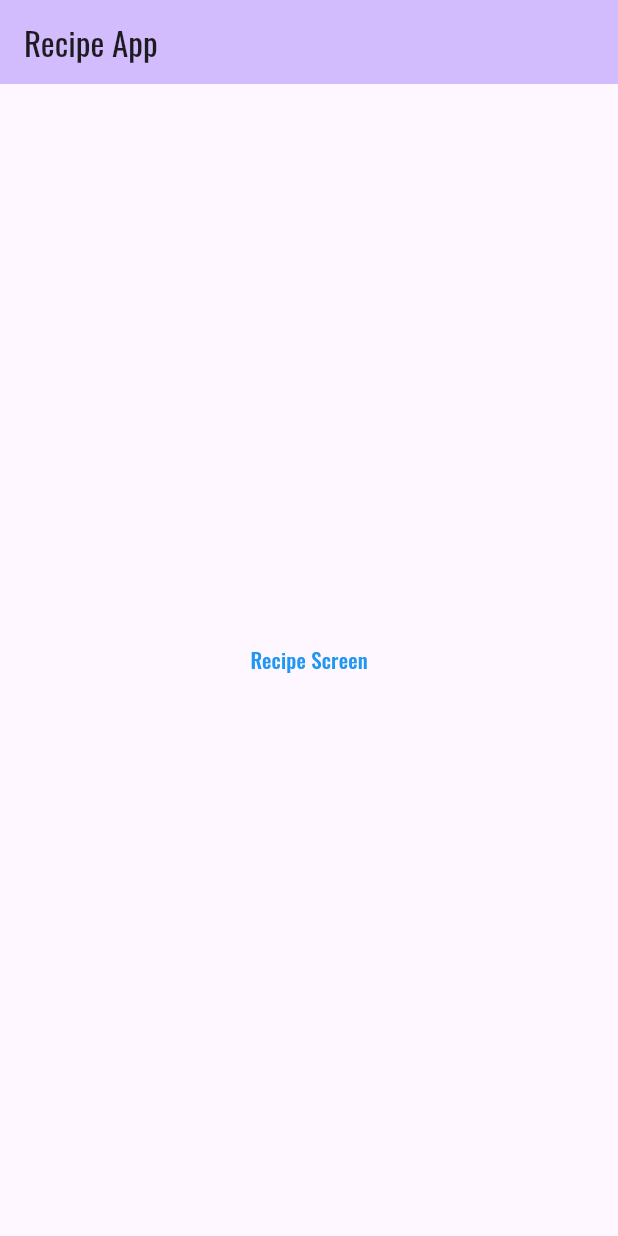
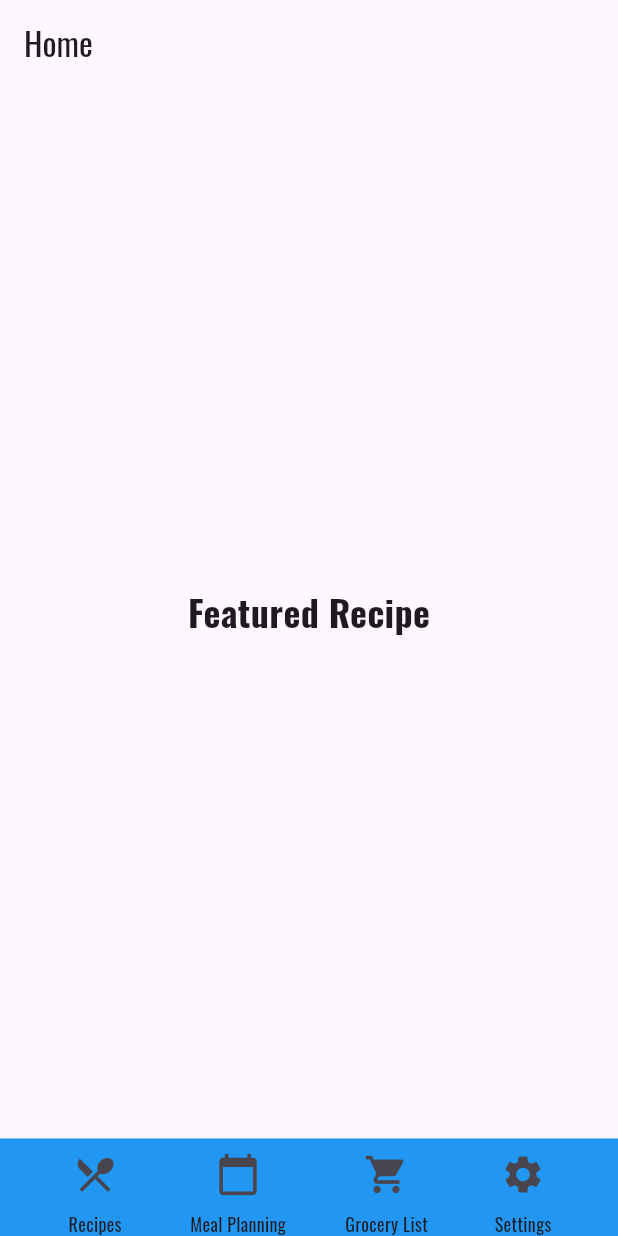
Before and after one commit to joshuad44/Project-1-MAD, a Flutter app: the screen it shows after launch, on a phone screen of 412 x 824 dp. Run offline on Flutter 3.47's test engine with Material 3 defaults, Android fonts, the phone set to English and light mode, and no system bars; our stand-ins replace google_fonts.

Commit message:
Roughly implemented the other screens on to branch Josh

```diff
--- /dev/null
+++ b/lib/grocery_list_screen.dart
@@ -0,0 +1,20 @@
+import 'package:flutter/material.dart';
+
+class GroceryListScreen extends StatelessWidget {
+  final List<String> groceryItems = [];
+
+  @override
+  Widget build(BuildContext context) {
+    return Scaffold(
+      appBar: AppBar(
+        title: Text('Grocery List'),
+      ),
+      body: Column(
+        crossAxisAlignment: CrossAxisAlignment.stretch,
+        children: [
+          // Implement grocery list UI here
+        ],
+      ),
+    );
+  }
+}
--- /dev/null
+++ b/lib/home_screen.dart
@@ -0,0 +1,80 @@
+import 'package:flutter/material.dart';
+import 'recipe_screen.dart';
+import 'settings_screen.dart';
+import 'grocery_list_screen.dart'; // Import the GroceryListScreen
+
+class HomeScreen extends StatelessWidget {
+  @override
+  Widget build(BuildContext context) {
+    return Scaffold(
+      appBar: AppBar(
+        title: Text('Home'),
+      ),
+      body: Column(
+        crossAxisAlignment: CrossAxisAlignment.stretch,
+        children: [
+          // Featured recipe section (centered)
+          Expanded(
+            child: Container(
+              padding: EdgeInsets.all(20.0),
+              alignment: Alignment.center,
+              child: Text(
+                'Featured Recipe',
+                style: TextStyle(fontSize: 24.0, fontWeight: FontWeight.bold),
+              ),
+            ),
+          ),
+          // Bottom navigation section
+          Container(
+            color: Colors.blue,
+            child: Row(
+              mainAxisAlignment: MainAxisAlignment.spaceEvenly,
+              children: [
+                _buildBottomNavItem(Icons.restaurant_menu, 'Recipes', context),
+                _buildBottomNavItem(
+                    Icons.calendar_today, 'Meal Planning', context),
+                _buildBottomNavItem(
+                    Icons.shopping_cart, 'Grocery List', context),
+                _buildBottomNavItem(Icons.settings, 'Settings', context),
+              ],
+            ),
+          ),
+        ],
+      ),
+    );
+  }
+
+  Widget _buildBottomNavItem(
+      IconData icon, String label, BuildContext context) {
+    return Column(
+      mainAxisSize: MainAxisSize.min,
+      children: [
+        IconButton(
+          icon: Icon(icon, size: 30.0),
+          onPressed: () {
+            if (label == 'Recipes') {
+              Navigator.push(context,
+                  MaterialPageRoute(builder: (context) => RecipeScreen()));
+            } else if (label == 'Grocery List') {
+              // Corrected condition for Grocery List
+              Navigator.push(
+                  context,
+                  MaterialPageRoute(
+                      builder: (context) =>
+                          GroceryListScreen())); // Navigate to GroceryListScreen
+            } else if (label == 'Settings') {
+              Navigator.push(context,
+                  MaterialPageRoute(builder: (context) => SettingsScreen()));
+            } else {
+              // Implement navigation logic for other screens
+            }
+          },
+        ),
+        Text(
+          label,
+          style: TextStyle(fontSize: 12.0),
+        ),
+      ],
+    );
+  }
+}
--- a/lib/main.dart
+++ b/lib/main.dart
@@ -1,69 +1,21 @@
 import 'package:flutter/material.dart';
-import 'package:project_1/recipe_screen.dart';
+import 'package:project_1/home_screen.dart';
 import 'package:google_fonts/google_fonts.dart';
 
 void main() {
-  runApp(const MyApp());
+  runApp(MyApp());
 }
 
 class MyApp extends StatelessWidget {
-  const MyApp({super.key});
-
   @override
   Widget build(BuildContext context) {
     return MaterialApp(
       title: 'Recipe App',
       theme: ThemeData(
         textTheme: GoogleFonts.oswaldTextTheme(),
-        colorScheme: ColorScheme.fromSeed(seedColor: Colors.deepPurple),
-        useMaterial3: true,
+        primarySwatch: Colors.blue,
       ),
-      home: const MyHomePage(title: 'Recipe App'),
+      home: HomeScreen(),
     );
   }
 }
-
-class MyHomePage extends StatefulWidget {
-  const MyHomePage({super.key, required this.title});
-
-  final String title;
-
-  @override
-  State<MyHomePage> createState() => _MyHomePageState();
-}
-
-class _MyHomePageState extends State<MyHomePage> {
-
-
-  @override
-  Widget build(BuildContext context) {
-
-    return Scaffold(
-      appBar: AppBar(
-
-        backgroundColor: Theme.of(context).colorScheme.inversePrimary,
-
-        title: Text(widget.title),
-      ),
-      body: Center(
-        child: Column(
-          mainAxisAlignment: MainAxisAlignment.center,
-          children: <Widget>[
-            TextButton(
-              style: ButtonStyle(
-                foregroundColor: MaterialStateProperty.all<Color>(Colors.blue),
-              ),
-              onPressed: () {
-                Navigator.push(
-                  context,
-                  MaterialPageRoute(builder: (context) => RecipeScreen()),
-                );
-              },
-              child: const Text('Recipe Screen'),
-            ),
-          ],
-        ),
-      ),
-    );
-  }
-}
--- a/lib/recipe_screen.dart
+++ b/lib/recipe_screen.dart
@@ -1,5 +1,5 @@
 import 'package:flutter/material.dart';
-import 'package:project_1/main.dart';
+import 'package:project_1/home_screen.dart';
 import 'package:project_1/model/recipe.dart';
 import 'package:project_1/recipe_screen_details.dart';
 
@@ -50,7 +50,7 @@ class _RecipeScreenState extends State<RecipeScreen> {
                     borderRadius: BorderRadius.all(Radius.circular(50.0)),
                     child: GestureDetector(
                       onTap: () {
-                        Navigator.push(context, MaterialPageRoute(builder: (context) => MyHomePage(title: "Recipe App")));
+                        Navigator.push(context, MaterialPageRoute(builder: (context) => HomeScreen()));
                       },
                       //actually i think i want to change this to home button image which takes you back to main page.
                       child: Image.asset('assets/house-64.png', height: 100, width: 100,),
--- /dev/null
+++ b/lib/settings_screen.dart
@@ -0,0 +1,15 @@
+import 'package:flutter/material.dart';
+
+class SettingsScreen extends StatelessWidget {
+  @override
+  Widget build(BuildContext context) {
+    return Scaffold(
+      appBar: AppBar(
+        title: Text('Settings'),
+      ),
+      body: Center(
+        child: Text('Settings Screen'),
+      ),
+    );
+  }
+}
```
